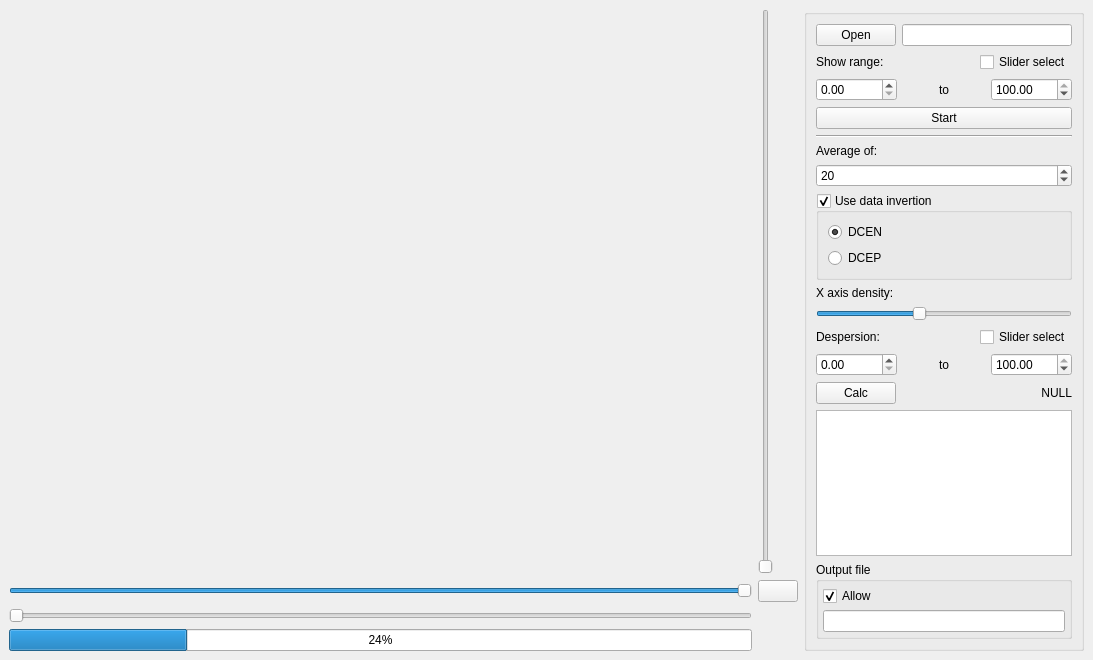
The window that window.ui (romcsmv/Rasp) describes before a commit, drawn with Qt 5.
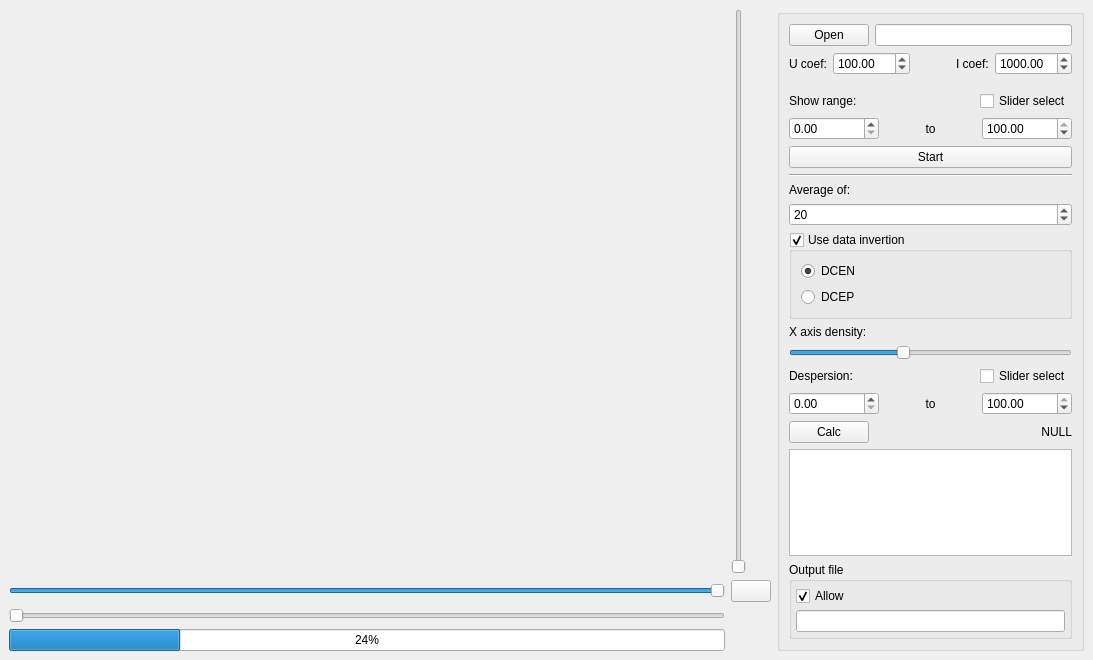
The same window after the commit. Custom widgets are drawn as their Qt base class.

Commit message: add axis labels and scale

```diff
--- a/window.ui
+++ b/window.ui
@@ -131,6 +131,66 @@
          </layout>
         </widget>
        </item>
+       <item>
+        <layout class="QHBoxLayout" name="horizontalLayout_8">
+         <property name="bottomMargin">
+          <number>10</number>
+         </property>
+         <item>
+          <widget class="QLabel" name="label_7">
+           <property name="text">
+            <string>U coef:</string>
+           </property>
+          </widget>
+         </item>
+         <item>
+          <widget class="QDoubleSpinBox" name="spin_u_coef">
+           <property name="minimum">
+            <double>1.000000000000000</double>
+           </property>
+           <property name="maximum">
+            <double>10000.000000000000000</double>
+           </property>
+           <property name="value">
+            <double>100.000000000000000</double>
+           </property>
+          </widget>
+         </item>
+         <item>
+          <spacer name="horizontalSpacer">
+           <property name="orientation">
+            <enum>Qt::Horizontal</enum>
+           </property>
+           <property name="sizeHint" stdset="0">
+            <size>
+             <width>40</width>
+             <height>20</height>
+            </size>
+           </property>
+          </spacer>
+         </item>
+         <item>
+          <widget class="QLabel" name="label_8">
+           <property name="text">
+            <string>I coef:</string>
+           </property>
+          </widget>
+         </item>
+         <item>
+          <widget class="QDoubleSpinBox" name="spin_i_coef">
+           <property name="minimum">
+            <double>1.000000000000000</double>
+           </property>
+           <property name="maximum">
+            <double>10000.000000000000000</double>
+           </property>
+           <property name="value">
+            <double>1000.000000000000000</double>
+           </property>
+          </widget>
+         </item>
+        </layout>
+       </item>
        <item>
         <layout class="QHBoxLayout" name="horizontalLayout_6" stretch="1,0">
          <property name="leftMargin">
```
The commit also changes 3 other files.
